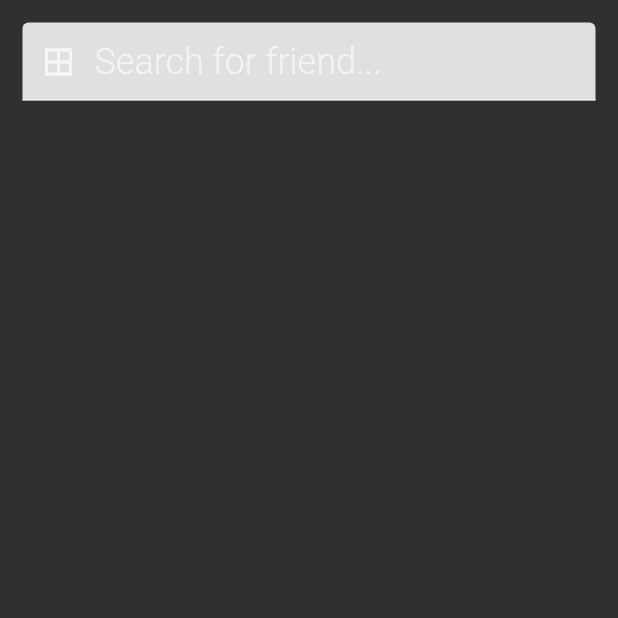
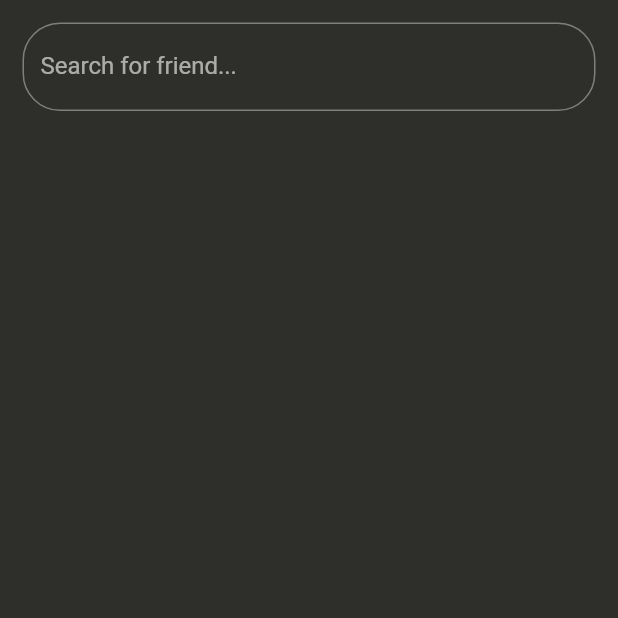
Before and after one commit to jsbisht/flutter_contacts_app, a Flutter app: the screen it shows after launch, on a phone screen of 412 x 824 dp, the top half of it. Run offline on Flutter 3.47's test engine with Material 2 defaults, Android fonts, the phone set to English and light mode, and no system bars; Roboto replaces fonts that are missing (Poppins).

Commit message:
Adding style to search box

```diff
--- a/lib/components/search-panel.dart
+++ b/lib/components/search-panel.dart
@@ -1,5 +1,6 @@
 import 'package:flutter/material.dart';
 import 'package:flutter_contacts_app/components/search-text-field.dart';
+import 'package:flutter_contacts_app/utility/constants.dart';
 
 class ContactSearchPanel extends StatefulWidget {
   @override
@@ -30,12 +31,14 @@ class _ContactSearchPanelState extends State<ContactSearchPanel> {
   @override
   Widget build(BuildContext context) {
     return Container(
-        margin: EdgeInsets.only(top: 0),
-        child: Column(
-          children: <Widget>[
-            SearchTextField(
-                controller: controller, hint: 'Search for friend...'),
-          ],
-        ));
+      margin: EdgeInsets.only(top: 0),
+      child: Column(
+        children: <Widget>[
+          SearchTextField(controller: controller, hint: 'Search for friend...'),
+          //SearchTextBox()
+        ],
+      ),
+      decoration: BoxDecoration(color: Constants.black_secondary),
+    );
   }
 }
--- a/lib/components/search-text-field.dart
+++ b/lib/components/search-text-field.dart
@@ -6,23 +6,39 @@ class SearchTextField extends StatelessWidget {
   final TextEditingController controller;
   final String hint;
 
+  Color hexToColor(String code) {
+    return new Color(int.parse(code.substring(1, 7), radix: 16) + 0xFF000000);
+  }
+
   @override
   Widget build(BuildContext context) {
     return Container(
         margin: EdgeInsets.all(15.0),
-        child: TextField(
-          controller: controller,
-          keyboardType: TextInputType.number,
-          style: TextStyle(
-              color: Colors.green[700],
-              fontWeight: FontWeight.w300,
-              fontSize: 24.0),
-          decoration: InputDecoration(
-            prefixIcon: Icon(Icons.border_all),
-            filled: true,
-            fillColor: Colors.grey[300],
-            hintText: hint,
-          ),
+        child: new Column(
+            children : [
+              new TextFormField(
+                decoration: new InputDecoration(
+                  labelText: hint,
+                  fillColor: Colors.white,
+                  border: new OutlineInputBorder(
+                    borderRadius: new BorderRadius.circular(25.0),
+                    borderSide: new BorderSide(
+                    ),
+                  ),
+                ),
+                validator: (val) {
+                  if(val.length==0) {
+                    return "Email cannot be empty";
+                  }else{
+                    return null;
+                  }
+                },
+                keyboardType: TextInputType.text,
+                style: new TextStyle(
+                  fontFamily: "Poppins",
+                ),
+              ),
+            ]
         ));
   }
 }
--- /dev/null
+++ b/lib/utility/constants.dart
@@ -0,0 +1,7 @@
+import 'dart:ui';
+
+class Constants {
+  Constants._();
+
+  static const Color black_secondary = Color(0x1E232900);
+}
```
Also changed, not shown: lib/main.dart (+1 -17 lines).
